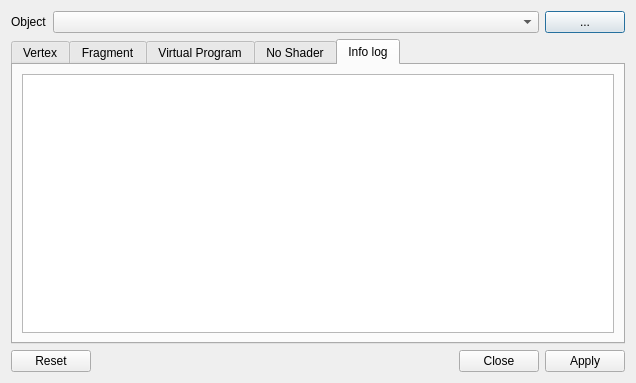
The window that plugins/osgearth/ShaderEditorDialog.ui (aroth-fastprotect/sgi) describes before a commit, drawn with Qt 5.
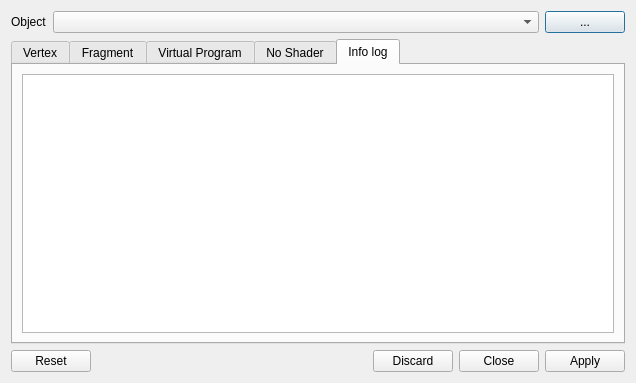
The same window after the commit. Icons and pictures are not drawn.

Commit message: add reload button

```diff
--- a/plugins/osgearth/ShaderEditorDialog.ui
+++ b/plugins/osgearth/ShaderEditorDialog.ui
@@ -207,7 +207,7 @@
       <enum>Qt::Horizontal</enum>
      </property>
      <property name="standardButtons">
-      <set>QDialogButtonBox::Apply|QDialogButtonBox::Close|QDialogButtonBox::Reset</set>
+      <set>QDialogButtonBox::Apply|QDialogButtonBox::Close|QDialogButtonBox::Discard|QDialogButtonBox::Reset</set>
      </property>
     </widget>
    </item>
```
Left out of the diff: 2 changed lines with no effect on the pictures. The commit also changes 2 other files.
